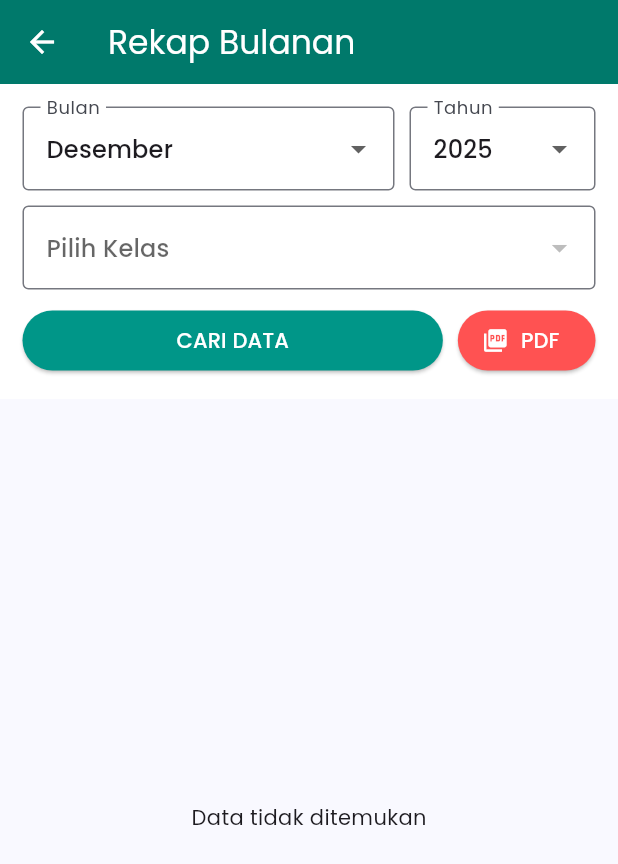
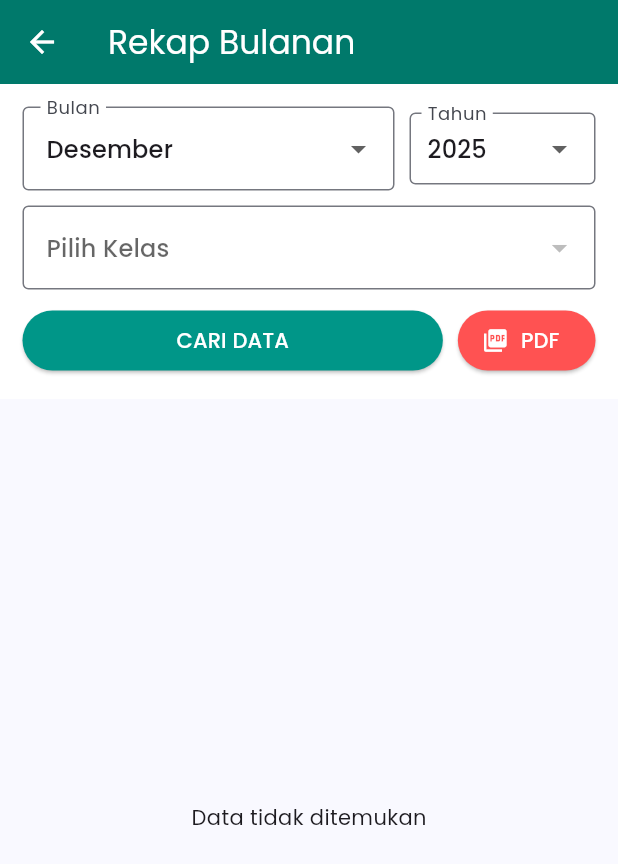
Before and after one commit to ahmadsyaifuddin-dins/absensi_mobile, a Flutter app: the LaporanBulananView screen opened directly, on a phone screen of 412 x 824 dp. Shown: the top 864 px of the screen. Run offline on Flutter 3.47's test engine with Material 3 defaults, Android fonts, the phone set to English and light mode, and no system bars; our stand-ins replace geocoding, geolocator, get, get_storage, google_fonts, image_picker; accounts and stored records are empty; network calls fail.

Commit message:
fix Masalah "RenderFlex Overflowed".

```diff
--- a/lib/app/modules/home/views/guru/laporan_bulanan_view.dart
+++ b/lib/app/modules/home/views/guru/laporan_bulanan_view.dart
@@ -47,8 +47,18 @@ class LaporanBulananView extends StatelessWidget {
                     flex: 1,
                     child: Obx(() => DropdownButtonFormField<int>(
                       value: controller.selectedYear.value,
-                        decoration: InputDecoration(labelText: "Tahun", border: OutlineInputBorder()),
-                        items: [2024, 2025, 2026].map((y) => DropdownMenuItem(value: y, child: Text("$y"))).toList(),
+                      isExpanded: true, // 1. Pastikan teks mengisi ruang tersedia
+                      decoration: InputDecoration(
+                        labelText: "Tahun",
+                        border: OutlineInputBorder(),
+                        // 2. Kecilkan padding horizontal (misal jadi 5 atau 8)
+                        contentPadding: EdgeInsets.symmetric(horizontal: 8, vertical: 0),
+                      ),
+                      items: [2024, 2025, 2026].map((y) => DropdownMenuItem(
+                        value: y,
+                        // 3. (Opsional) Bungkus teks dengan FittedBox biar aman
+                        child: FittedBox(fit: BoxFit.scaleDown, child: Text("$y"))
+                      )).toList(),
                       onChanged: (val) => controller.selectedYear.value = val!,
                     )),
                   ),
```
Also changed, not shown: lib/app/modules/home/views/guru/laporan_rekap_izin_view.dart (+14 -2 lines), lib/app/modules/home/views/guru/rekap_kelas_view.dart (+5 -2 lines). Lines whose indentation alone changed are shown as unchanged.
